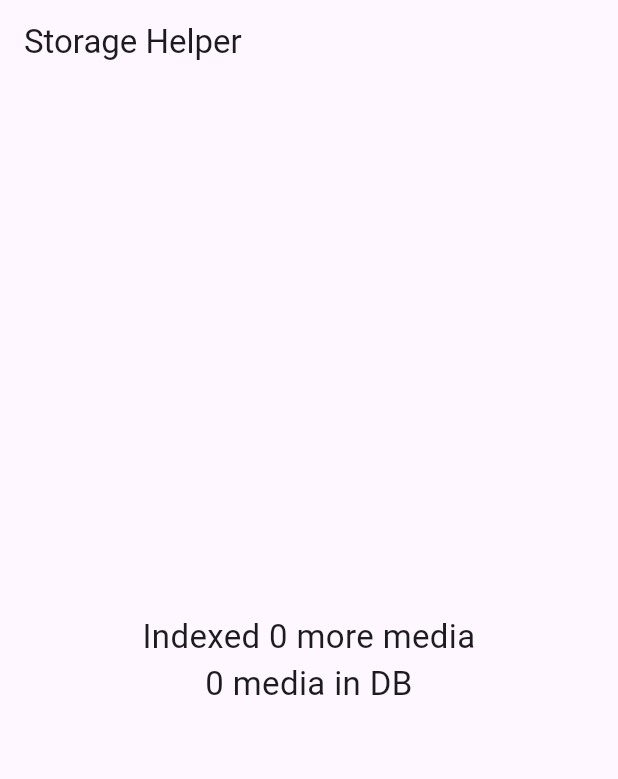
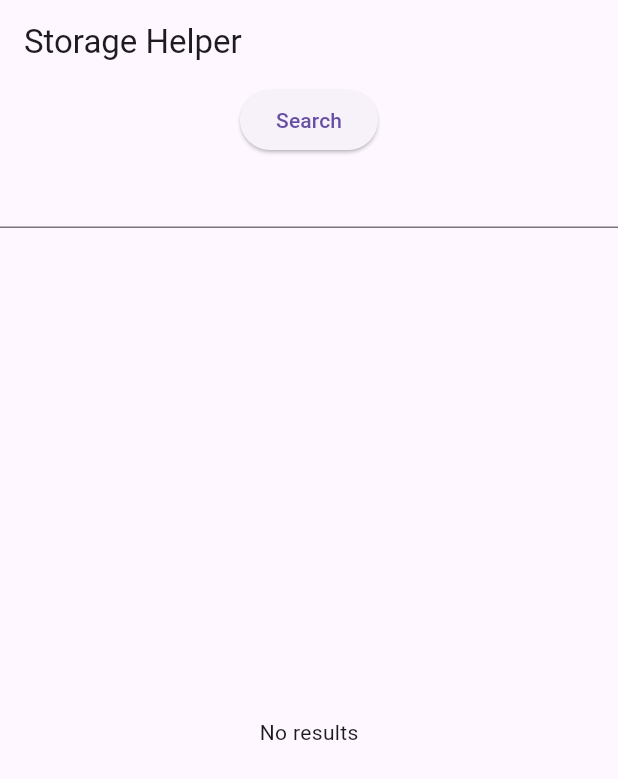
Before and after one commit to Siren-241/Mobile-Storage-Helper, a Flutter app: the screen it shows after launch, on a phone screen of 412 x 824 dp. Shown: the top 779 px of the screen. Run offline on Flutter 3.47's test engine with Material 3 defaults, Android fonts, the phone set to English and light mode, and no system bars; our stand-ins replace isar, permission_handler; missing offline and left inert: exif, photo_manager, syncfusion_flutter_pdf; accounts and stored records are empty; generated files the repository leaves out were written again.

Commit message:
Query engine built; Retrieval of media is working

```diff
--- a/lib/main.dart
+++ b/lib/main.dart
@@ -2,11 +2,14 @@ import 'package:flutter/material.dart';
 import 'package:isar/isar.dart';
 import 'package:path_provider/path_provider.dart';
 import 'package:storage_query_engine/services/Enricher.dart';
+import 'package:storage_query_engine/services/SearchEngine.dart';
 
 import 'models/media_file.dart';
 import 'services/MediaIndexer.dart';
 
 late Isar isar;
+late SearchEngine searchEngine;
+Future<List<MediaFile>>? searchFuture;
 
 void main() async {
   WidgetsFlutterBinding.ensureInitialized();
@@ -102,13 +105,78 @@ class _MediaCounterScreenState extends State<MediaCounterScreen> {
     return Scaffold(
       appBar: AppBar(title: const Text("Storage Helper")),
       body: Center (
-        child: Text(
-          status == "Done"
-              ? "Indexed $newlyIndexedMediaCount more media\n$totalInDB media in DB"
-              : status,
+        child: Column (
+          crossAxisAlignment: CrossAxisAlignment.center,
+          children: [
+            ElevatedButton(
+                onPressed: () async {
+                  // for (final asset in results){
+                  //   print(asset.fileName);
+                  //   print(asset.path);
+                  //   print("\n");
+                  // }
 
-          style: const TextStyle(fontSize: 22),
-          textAlign: TextAlign.center,
+                  setState(() {
+                    searchFuture = searchEngine.searchByText("VIT");
+                  });
+                }
+                , child: Text("Search")
+            ),
+            TextField(
+              onSubmitted: (value) {
+                setState(() {
+                  // searchFuture = searchEngine.searchByText(value);
+                });
+              },
+            ),
+            (status != "Done")
+                ?
+            Text(
+              "Indexed $newlyIndexedMediaCount more media\n$totalInDB media in DB",
+              style: const TextStyle(fontSize: 22),
+              textAlign: TextAlign.center,
+            )
+                :
+            Expanded(
+              child: FutureBuilder<List<MediaFile>> (
+                future: searchFuture,
+                builder: (context, snapshot) {
+                  if (snapshot.connectionState == ConnectionState.waiting) {
+                    return Center(child: CircularProgressIndicator());
+                  }
+                  if (snapshot.hasError) {
+                    return Text(snapshot.error.toString());
+                  }
+                  if (!snapshot.hasData || snapshot.data!.isEmpty) {
+                    return Center(child: Text("No results"));
+                  }
+
+                  final results = snapshot.data!;
+
+                  return ListView.builder(
+                    itemCount: results.length,
+                    itemBuilder: (context, index) {
+                      return ListTile(
+                        title: Text(results[index].fileName),
+                        subtitle: Text(results[index].path ?? ""),
+                      );
+                    },
+                  );
+                },
+              ),
+            ),
+            // ListView.builder(
+            //     itemCount: searchResults.length,
+            //     itemBuilder: (context, index) {
+            //       final media = searchResults[index];
+            //
+            //       return ListTile(
+            //         title: Text(media.fileName),
+            //         subtitle: Text(media.path ?? ""),
+            //       );
+            //     }
+            // ),
+          ],
         )
       )
     );
--- a/lib/models/media_file.dart
+++ b/lib/models/media_file.dart
@@ -8,12 +8,24 @@ class MediaFile {
 
   @Index(unique: true, replace: true)
   late String   assetId;
+
+  @Index(type: IndexType.value)
   late String   fileName;
+
+  @Index(type: IndexType.value)
+  late String   mimeType;
+
+  @Index(type: IndexType.value)
+  late DateTime createdAt;
+
+  @Index(type: IndexType.value)
+  late int      size;
+
+  @Index(type: IndexType.hash, caseSensitive: false)
+  String?       extractedText;
+
+  late DateTime lastModified;
   late String?  path;
-  late DateTime createdAt;
-  late DateTime lastModified;
-  late String   mimeType;
-  late int      size;
   late String   albumName;
   int?          duration;
   int?          width;
@@ -24,7 +36,6 @@ class MediaFile {
   double?       latitude;
   double?       longitude;
 
-  String?       extractedText;
   bool          metadataProcessed = false;
   bool          metadataFailed = false;
 }
```
Also changed, not shown: lib/services/SearchEngine.dart (added, +50 -0 lines), lib/models/media_file.g.dart.
